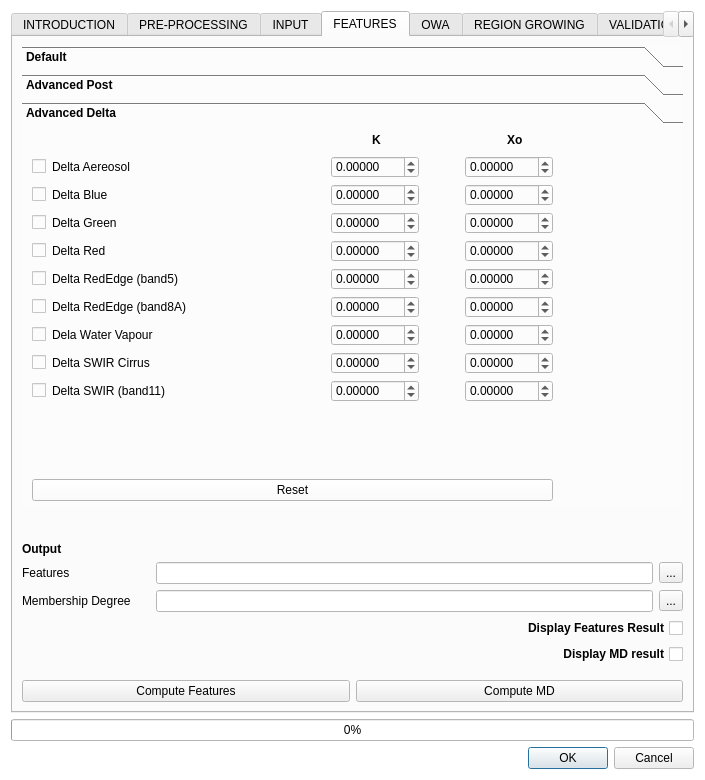
Above: BAD_dialog_base.ui from silviamacchi/bad_COPIA before the change. Below: the same form after it.
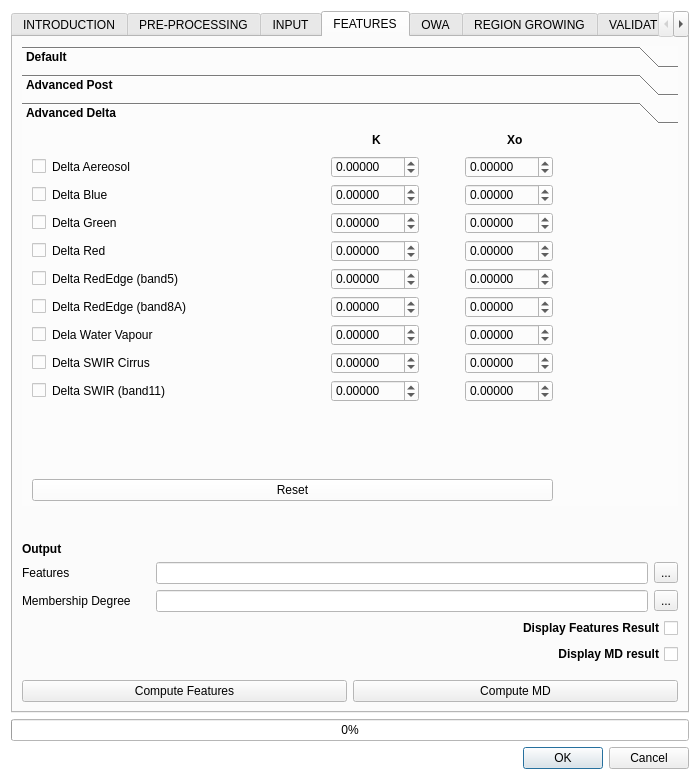
That is the form after the change. The open tabs and pages were chosen to show the change. Custom widgets are drawn as their Qt base class.

Commit message: small change point c

Patch:
```diff
--- a/BAD_dialog_base.ui
+++ b/BAD_dialog_base.ui
@@ -6,7 +6,7 @@
    <rect>
     <x>0</x>
     <y>0</y>
-    <width>705</width>
+    <width>700</width>
     <height>780</height>
    </rect>
   </property>
@@ -148,6 +148,7 @@
      </property>
      <property name="font">
       <font>
+       <weight>50</weight>
        <bold>false</bold>
       </font>
      </property>
@@ -1238,6 +1239,7 @@
         <widget class="QCheckBox" name="checkBox_MD_display">
          <property name="font">
           <font>
+           <weight>75</weight>
            <bold>true</bold>
           </font>
          </property>
@@ -1362,6 +1364,7 @@
         <widget class="QCheckBox" name="checkBox_Feature_display">
          <property name="font">
           <font>
+           <weight>75</weight>
            <bold>true</bold>
           </font>
          </property>
@@ -1381,6 +1384,7 @@
          <property name="font">
           <font>
            <pointsize>9</pointsize>
+           <weight>75</weight>
            <bold>true</bold>
           </font>
          </property>
@@ -1416,6 +1420,7 @@
         <widget class="QToolBox" name="toolBox">
          <property name="font">
           <font>
+           <weight>75</weight>
            <italic>false</italic>
            <bold>true</bold>
            <underline>false</underline>
@@ -3823,8 +3828,8 @@
            <rect>
             <x>0</x>
             <y>0</y>
-            <width>651</width>
-            <height>314</height>
+            <width>658</width>
+            <height>374</height>
            </rect>
           </property>
           <attribute name="label">
@@ -8140,6 +8145,7 @@
          <property name="font">
           <font>
            <pointsize>9</pointsize>
+           <weight>75</weight>
            <bold>true</bold>
           </font>
          </property>
@@ -8194,6 +8200,7 @@
               <property name="font">
                <font>
                 <pointsize>8</pointsize>
+                <weight>50</weight>
                 <bold>false</bold>
                </font>
               </property>
@@ -8235,6 +8242,7 @@
          <property name="font">
           <font>
            <pointsize>9</pointsize>
+           <weight>75</weight>
            <bold>true</bold>
           </font>
          </property>
```
Left out of the diff: 75 changed lines with no effect on the pictures.
